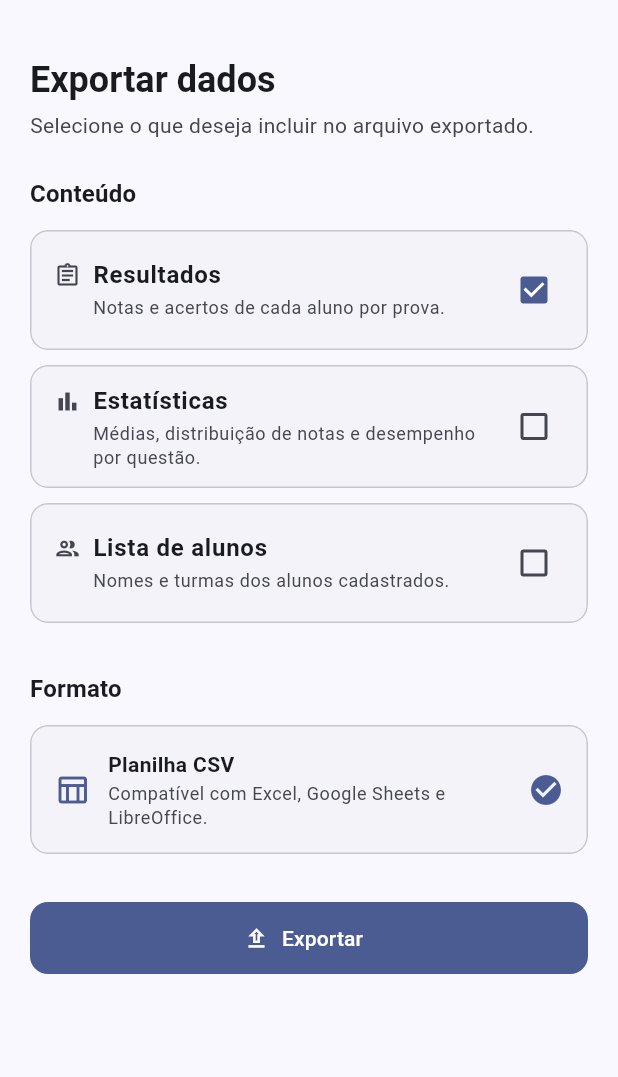
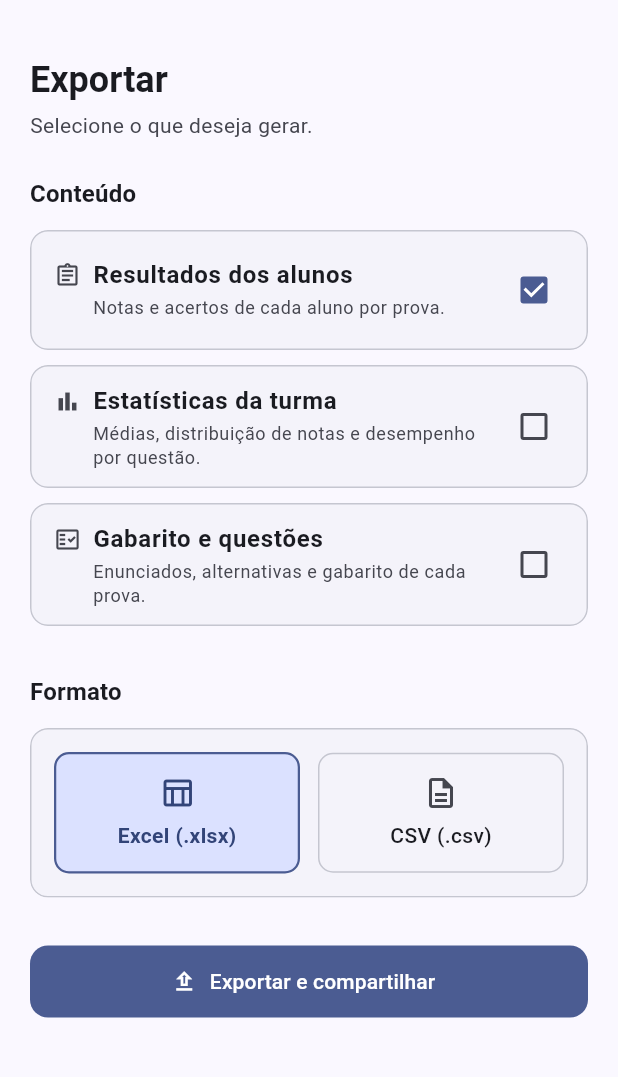
Before and after one commit to Klaus-E-J/flutter-mobile-app, a Flutter app: the ExportScreen screen opened by its route, on a phone screen of 412 x 824 dp, the part 58-1135 px from its top. Run offline on Flutter 3.47's test engine with Material 3 defaults, Android fonts, the phone set to English and light mode, and no system bars.

Commit message:
Implementa exportação de resultados (FE-12) e adiciona opção de exportação na tela de configuração

```diff
--- a/lib/features/config/config_screen.dart
+++ b/lib/features/config/config_screen.dart
@@ -2,6 +2,7 @@ import 'dart:math';
 
 import 'package:flutter/material.dart';
 
+import '../../core/routes/app_routes.dart';
 import '../../core/widgets/app_button.dart';
 import '../../core/widgets/app_card.dart';
 import '../../core/widgets/app_dialog.dart';
@@ -164,7 +165,9 @@ class _ConfigScreenState extends State<ConfigScreen> {
               _buildMenuItem(
                 icon: Icons.file_download_outlined,
                 title: 'Exportação e dados',
-                enabled: false,
+                onTap: () {
+                  Navigator.pushNamed(context, AppRoutes.export);
+                },
               ),
               const SizedBox(height: 10),
               _buildMenuItem(
--- a/lib/features/export/export_screen.dart
+++ b/lib/features/export/export_screen.dart
@@ -25,13 +25,16 @@ class _ExportScreenState extends State<ExportScreen> {
   // Seleção de conteúdo
   bool _incluirResultados = true;
   bool _incluirEstatisticas = false;
-  bool _incluirListaAlunos = false;
+  bool _incluirGabarito = false;
+
+  // Formato do arquivo
+  _ExportFormat _formato = _ExportFormat.excel;
 
   _ExportStatus _status = _ExportStatus.idle;
   String? _errorMessage;
 
   bool get _hasSelection =>
-      _incluirResultados || _incluirEstatisticas || _incluirListaAlunos;
+      _incluirResultados || _incluirEstatisticas || _incluirGabarito;
 
   /// Inicia o fluxo de exportação mockado.
   Future<void> _iniciarExportacao() async {
@@ -117,14 +120,14 @@ class _ExportScreenState extends State<ExportScreen> {
       padding: const EdgeInsets.all(20),
       children: [
         Text(
-          'Exportar dados',
+          'Exportar',
           style: theme.textTheme.headlineSmall?.copyWith(
             fontWeight: FontWeight.bold,
           ),
         ),
         const SizedBox(height: 4),
         Text(
-          'Selecione o que deseja incluir no arquivo exportado.',
+          'Selecione o que deseja gerar.',
           style: TextStyle(color: colorScheme.onSurfaceVariant),
         ),
 
@@ -141,7 +144,7 @@ class _ExportScreenState extends State<ExportScreen> {
 
         _buildOpcao(
           icon: Icons.assignment_outlined,
-          titulo: 'Resultados',
+          titulo: 'Resultados dos alunos',
           descricao: 'Notas e acertos de cada aluno por prova.',
           valor: _incluirResultados,
           onChanged: (v) => setState(() => _incluirResultados = v),
@@ -150,7 +153,7 @@ class _ExportScreenState extends State<ExportScreen> {
 
         _buildOpcao(
           icon: Icons.bar_chart_outlined,
-          titulo: 'Estatísticas',
+          titulo: 'Estatísticas da turma',
           descricao: 'Médias, distribuição de notas e desempenho por questão.',
           valor: _incluirEstatisticas,
           onChanged: (v) => setState(() => _incluirEstatisticas = v),
@@ -158,16 +161,16 @@ class _ExportScreenState extends State<ExportScreen> {
         const SizedBox(height: 10),
 
         _buildOpcao(
-          icon: Icons.people_outlined,
-          titulo: 'Lista de alunos',
-          descricao: 'Nomes e turmas dos alunos cadastrados.',
-          valor: _incluirListaAlunos,
-          onChanged: (v) => setState(() => _incluirListaAlunos = v),
+          icon: Icons.fact_check_outlined,
+          titulo: 'Gabarito e questões',
+          descricao: 'Enunciados, alternativas e gabarito de cada prova.',
+          valor: _incluirGabarito,
+          onChanged: (v) => setState(() => _incluirGabarito = v),
         ),
 
         const SizedBox(height: 32),
 
-        // Formato (informativo, mock)
+        // Formato (seleção mock, sem geração real de arquivo)
         Text(
           'Formato',
           style: theme.textTheme.titleMedium?.copyWith(
@@ -180,30 +183,21 @@ class _ExportScreenState extends State<ExportScreen> {
           padding: const EdgeInsets.all(16),
           child: Row(
             children: [
-              Icon(
-                Icons.table_chart_outlined,
-                color: colorScheme.primary,
+              Expanded(
+                child: _buildFormatoOpcao(
+                  formato: _ExportFormat.excel,
+                  label: 'Excel (.xlsx)',
+                  icon: Icons.table_chart_outlined,
+                ),
               ),
               const SizedBox(width: 12),
               Expanded(
-                child: Column(
-                  crossAxisAlignment: CrossAxisAlignment.start,
-                  children: [
-                    const Text(
-                      'Planilha CSV',
-                      style: TextStyle(fontWeight: FontWeight.w600),
-                    ),
-                    const SizedBox(height: 2),
-                    Text(
-                      'Compatível com Excel, Google Sheets e LibreOffice.',
-                      style: theme.textTheme.bodySmall?.copyWith(
-                        color: colorScheme.onSurfaceVariant,
-                      ),
-                    ),
-                  ],
+                child: _buildFormatoOpcao(
+                  formato: _ExportFormat.csv,
+                  label: 'CSV (.csv)',
+                  icon: Icons.description_outlined,
                 ),
               ),
-              Icon(Icons.check_circle, color: colorScheme.primary),
             ],
           ),
         ),
@@ -211,7 +205,7 @@ class _ExportScreenState extends State<ExportScreen> {
         const SizedBox(height: 32),
 
         AppButton(
-          label: 'Exportar',
+          label: 'Exportar e compartilhar',
           icon: Icons.upload_outlined,
           expanded: true,
           onPressed: _hasSelection ? _iniciarExportacao : null,
@@ -228,6 +222,51 @@ class _ExportScreenState extends State<ExportScreen> {
           ),
         ],
       ],
+    );
+  }
+
+  Widget _buildFormatoOpcao({
+    required _ExportFormat formato,
+    required String label,
+    required IconData icon,
+  }) {
+    final colorScheme = Theme.of(context).colorScheme;
+    final isSelected = _formato == formato;
+
+    return InkWell(
+      onTap: () => setState(() => _formato = formato),
+      borderRadius: BorderRadius.circular(10),
+      child: Container(
+        padding: const EdgeInsets.symmetric(vertical: 14, horizontal: 8),
+        decoration: BoxDecoration(
+          color: isSelected ? colorScheme.primaryContainer : null,
+          border: Border.all(
+            color: isSelected ? colorScheme.primary : colorScheme.outlineVariant,
+            width: isSelected ? 1.5 : 1,
+          ),
+          borderRadius: BorderRadius.circular(10),
+        ),
+        child: Column(
+          children: [
+            Icon(
+              icon,
+              color: isSelected
+                  ? colorScheme.onPrimaryContainer
+                  : colorScheme.onSurfaceVariant,
+            ),
+            const SizedBox(height: 6),
+            Text(
+              label,
+              style: TextStyle(
+                fontWeight: isSelected ? FontWeight.w700 : FontWeight.w500,
+                color: isSelected
+                    ? colorScheme.onPrimaryContainer
+                    : colorScheme.onSurface,
+              ),
+            ),
+          ],
+        ),
+      ),
     );
   }
 
@@ -391,3 +430,5 @@ class _ExportScreenState extends State<ExportScreen> {
 }
 
 enum _ExportStatus { idle, loading, success, error }
+
+enum _ExportFormat { excel, csv }
```
